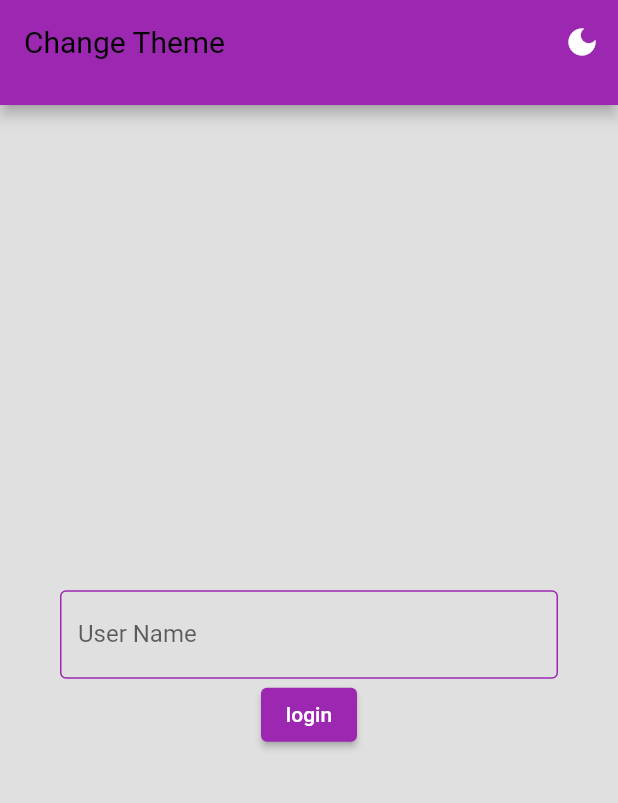
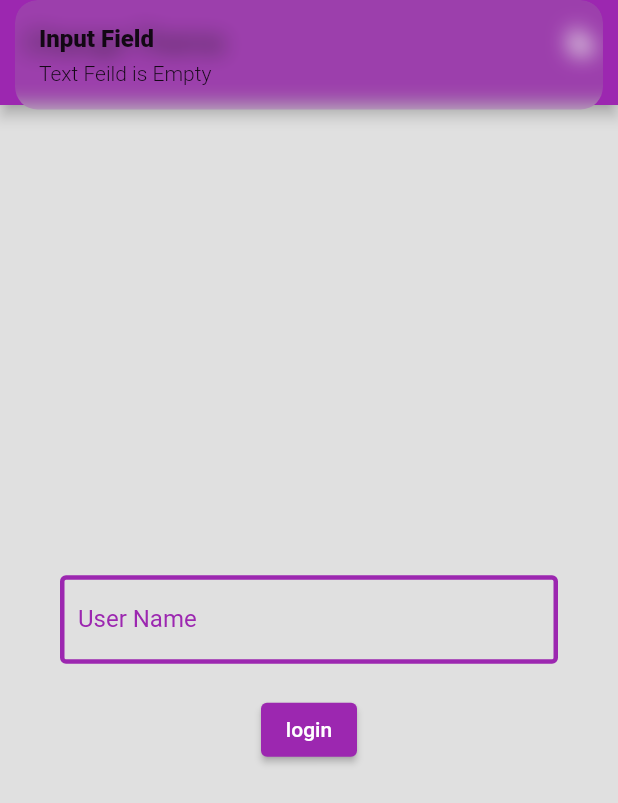
Before and after one commit to zakariaar27/flutter-project-3, a Flutter app: the screen it shows after launch, after a tap on "login", on a phone screen of 412 x 824 dp. Shown: the top 803 px of the screen. Run offline on Flutter 3.47's test engine with Material 2 defaults, Android fonts, the phone set to English and light mode, and no system bars; our stand-ins replace cached_network_image, get, get_storage.

```diff
--- a/lib/app/modules/home/controller/home_controller.dart
+++ /dev/null
@@ -1,5 +0,0 @@
-import 'package:get/state_manager.dart';
-
-class HomeController extends GetxController{
-
-}
--- a/lib/app/modules/userInput/controller/userinput_controller.dart
+++ b/lib/app/modules/userInput/controller/userinput_controller.dart
@@ -1,5 +1,7 @@
 import 'package:flutter/material.dart';
+import 'package:get/get.dart';
 import 'package:get/state_manager.dart';
+import 'package:project_3/app/modules/homepage/view/home_page_view.dart';
 
 class UserInputController extends GetxController {
 
@@ -9,4 +11,13 @@ class UserInputController extends GetxController {
     textEditingController.dispose();
     super.onClose();
   }
+  checkData(){
+    if (textEditingController.text == ""){
+      Get.snackbar('Input Field', "Text Feild is Empty" ,duration: Duration(seconds: 5),) ;
+    }else if (textEditingController.text.contains(" ")){
+Get.snackbar("Input Field", "Invalid Input Field",duration: Duration(seconds: 5),);
+    }else{
+      Get.to(() => HomePageView());
+    }
+  }
 }
--- a/lib/app/modules/userInput/view/userinput_view.dart
+++ b/lib/app/modules/userInput/view/userinput_view.dart
@@ -1,15 +1,17 @@
 import 'package:flutter/material.dart';
 import 'package:get/get.dart';
-import 'package:project_3/app/modules/mainapppage/controller/mainpage_controller.dart';
+
 import 'package:project_3/app/modules/userInput/controller/userinput_controller.dart';
-import 'package:project_3/widget/appbar.dart';
+import 'package:project_3/widget/K_appbar.dart';
+
+import '../../../../widget/K_TextFromField.dart';
 
 class UserInputView extends GetView<UserInputController> {
   const UserInputView({super.key});
 
   @override
   Widget build(BuildContext context) {
-    Get.put(MainAppPageController());
+    Get.put(UserInputController());
     return Scaffold(
       appBar: KAppBar(
         title: ("Change Theme"),
@@ -19,25 +21,14 @@ class UserInputView extends GetView<UserInputController> {
           padding: const EdgeInsets.all(40.0),
           child: Column(
             mainAxisAlignment: MainAxisAlignment.center,
+
             children: [
-              TextFormField(
-                decoration: InputDecoration(
-                  label:  Text('User Name'),
-                  border: OutlineInputBorder(
-                    borderSide: BorderSide(color: Colors.purple),
-                  ),
-                   focusedBorder: OutlineInputBorder(
-                    borderSide: BorderSide(color: Colors.purple),
-                  ),
-                  enabledBorder: OutlineInputBorder(
-                    borderSide: BorderSide(color: Colors.purple),
-                  ),
-                  focusedErrorBorder: OutlineInputBorder(
-                    borderSide: BorderSide(color: Colors.red),
-                  ),
-                ),
-              ),
-              ElevatedButton(onPressed: () {}, child: Text('login'))
+              KTextFromField(controller: controller, labelbox: Text('User Name',style: TextStyle(color: Colors.purple),),),
+              SizedBox(height: 20,),
+
+              ElevatedButton(onPressed: () {
+                controller.checkData();
+              }, child: Text('login'))
             ],
           ),
         ),
--- a/lib/theme/dark.dart
+++ b/lib/theme/dark.dart
@@ -3,9 +3,11 @@ import 'package:flutter/material.dart';
 
 ThemeData darkThemes = ThemeData(
  primaryColor: Colors.white,
+ iconButtonTheme:const IconButtonThemeData(style:ButtonStyle()) ,
   appBarTheme: AppBarTheme(
       backgroundColor: const Color.fromARGB(255, 13, 13, 13),
       titleTextStyle: TextStyle(color: Colors.white, fontSize: 20)),
+
   scaffoldBackgroundColor: Color.fromARGB(255, 130, 130, 130),
   textTheme: const TextTheme(
       headline1: TextStyle(color: Colors.white),
--- /dev/null
+++ b/lib/utils/image_url.dart
@@ -0,0 +1,2 @@
+const String loadingImg= "assets/loading.gif";
+const String errorImg= "assets/error.png";
--- /dev/null
+++ b/lib/widget/K_TextFromField.dart
@@ -0,0 +1,34 @@
+import 'package:flutter/material.dart';
+import 'package:project_3/app/modules/userInput/controller/userinput_controller.dart';
+
+class KTextFromField extends StatelessWidget {
+  const KTextFromField({
+    super.key,
+    required this.controller,required this.labelbox
+  });
+
+  final UserInputController controller;
+final Widget labelbox;
+  @override
+  Widget build(BuildContext context) {
+    return TextFormField(
+      controller: controller.textEditingController,
+
+      decoration: InputDecoration(
+        label:  labelbox,
+        border: OutlineInputBorder(
+          borderSide: BorderSide(color: Colors.purple,width: 3),
+        ),
+         focusedBorder: OutlineInputBorder(
+          borderSide: BorderSide(color: Colors.indigo,width: 3),
+        ),
+        enabledBorder: OutlineInputBorder(
+          borderSide: BorderSide(color: Colors.purple,width: 3),
+        ),
+        focusedErrorBorder: OutlineInputBorder(
+          borderSide: BorderSide(color: Colors.red,width: 3),
+        ),
+      ),
+    );
+  }
+}
--- a/lib/widget/appbar.dart
+++ b/lib/widget/K_appbar.dart
@@ -11,6 +11,7 @@ class KAppBar extends StatelessWidget implements PreferredSizeWidget {
   Widget build(BuildContext context) {
     final controller = Get.put(MainAppPageController());
     return AppBar(
+      automaticallyImplyLeading: false,
       title: Text(title),
       actions: [
         Obx(() => IconButton(
--- a/pubspec.yaml
+++ b/pubspec.yaml
@@ -38,6 +38,7 @@ dependencies:
   get: ^4.6.6
 
   get_storage: ^2.1.1
+  cached_network_image: ^3.3.0
 
 dev_dependencies:
   flutter_test:
@@ -62,8 +63,8 @@ flutter:
   uses-material-design: true
 
   # To add assets to your application, add an assets section, like this:
-  # assets:
-  #   - images/a_dot_burr.jpeg
+  assets:
+    - assets/
   #   - images/a_dot_ham.jpeg
 
   # An image asset can refer to one or more resolution-specific "variants", see
```
Also changed, not shown: lib/app/modules/home/bindigs/home_bindings.dart (deleted, +0 -9 lines), lib/app/modules/home/view/home_view.dart (deleted, +0 -12 lines), lib/app/modules/homepage/binding/home_page_binding.dart (added, +10 -0 lines), lib/app/modules/homepage/controller/home_page_controller.dart (added, +10 -0 lines), lib/app/modules/homepage/view/home_page_view.dart (added, +124 -0 lines), lib/widget/k_Text.dart (added, +21 -0 lines), lib/widget/k_app_img.dart (added, +46 -0 lines), lib/widget/k_grid_view.dart (added, +50 -0 lines), assets/error.png (added), assets/loading.gif (added), lib/widget/k_list_view.dart (added), pubspec.lock, 1 other file.
